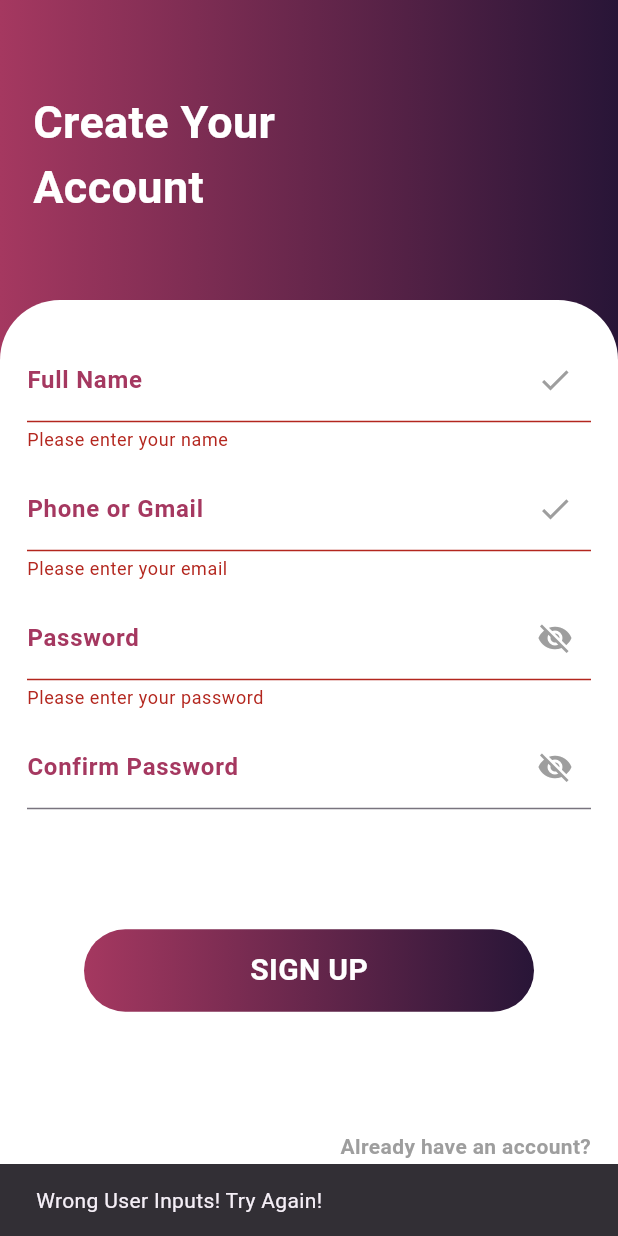
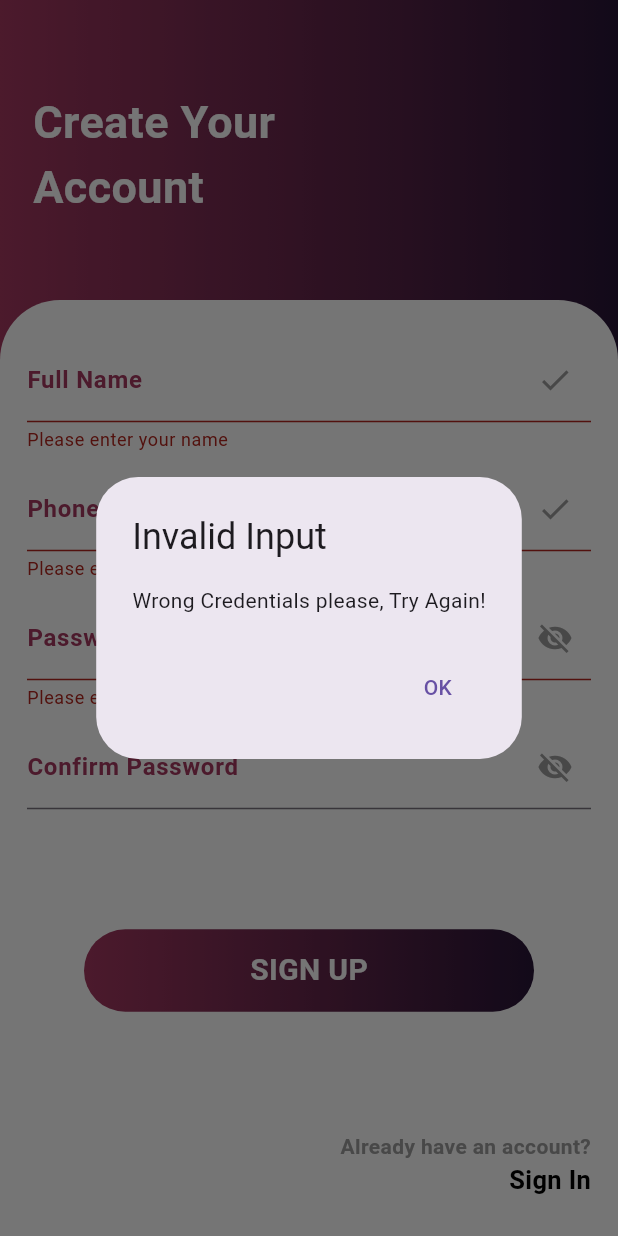
Before and after one commit to nidhii2003/socialbee, a Flutter app: the RegScreen screen opened directly, after a tap on "SIGN UP", on a phone screen of 412 x 824 dp. Run offline on Flutter 3.47's test engine with Material 3 defaults, Android fonts, the phone set to English and light mode, and no system bars; Roboto replaces fonts that are missing (inter).

Commit message:
Modified error message box

```diff
--- a/lib/screens/register_screen.dart
+++ b/lib/screens/register_screen.dart
@@ -60,6 +60,27 @@ class _RegScreenState extends State<RegScreen> {
       return 'Please enter your name';
     }
     return null;
+  }
+
+  // Function to show error dialog
+  void _showErrorDialog(String message) {
+    showDialog(
+      context: context,
+      builder: (BuildContext context) {
+        return AlertDialog(
+          title: const Text('Invalid Input'),
+          content: Text(message),
+          actions: <Widget>[
+            TextButton(
+              onPressed: () {
+                Navigator.of(context).pop();
+              },
+              child: const Text('OK'),
+            ),
+          ],
+        );
+      },
+    );
   }
 
   @override
@@ -218,10 +239,8 @@ class _RegScreenState extends State<RegScreen> {
                               ),
                             );
                           } else {
-                            // If the form is not valid, show error message
-                            ScaffoldMessenger.of(context).showSnackBar(
-                              const SnackBar(content: Text('Wrong User Inputs! Try Again!')),
-                            );
+                            // If the form is not valid, show error dialog
+                            _showErrorDialog('Wrong Credentials please, Try Again!');
                           }
                         },
                         child: Container(
```
